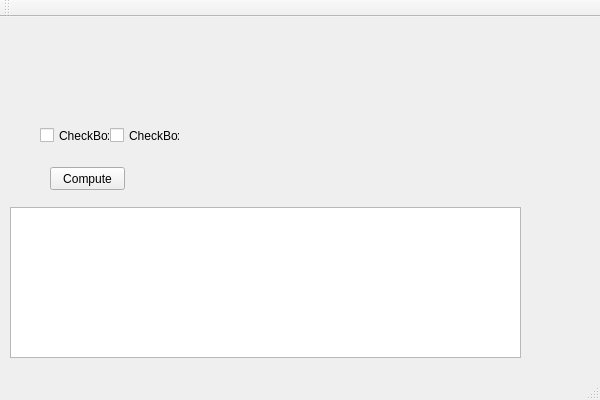
Above: CaseTool/casetool.ui from jellingwei/cs4221-Database-Case-Tool before the change. Below: the same form after it.
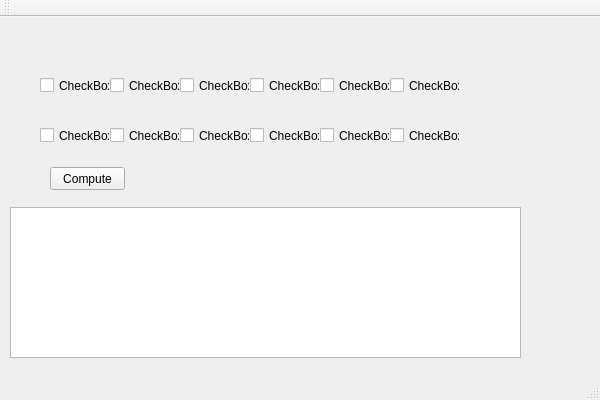
That is the form after the change.

What changed in the file:
```diff
--- a/CaseTool/casetool.ui
+++ b/CaseTool/casetool.ui
@@ -63,6 +63,136 @@
      <string>Compute</string>
     </property>
    </widget>
+   <widget class="QCheckBox" name="checkBox_3">
+    <property name="geometry">
+     <rect>
+      <x>180</x>
+      <y>110</y>
+      <width>70</width>
+      <height>17</height>
+     </rect>
+    </property>
+    <property name="text">
+     <string>CheckBox</string>
+    </property>
+   </widget>
+   <widget class="QCheckBox" name="checkBox_4">
+    <property name="geometry">
+     <rect>
+      <x>250</x>
+      <y>110</y>
+      <width>70</width>
+      <height>17</height>
+     </rect>
+    </property>
+    <property name="text">
+     <string>CheckBox</string>
+    </property>
+   </widget>
+   <widget class="QCheckBox" name="checkBox_5">
+    <property name="geometry">
+     <rect>
+      <x>320</x>
+      <y>110</y>
+      <width>70</width>
+      <height>17</height>
+     </rect>
+    </property>
+    <property name="text">
+     <string>CheckBox</string>
+    </property>
+   </widget>
+   <widget class="QCheckBox" name="checkBox_6">
+    <property name="geometry">
+     <rect>
+      <x>390</x>
+      <y>110</y>
+      <width>70</width>
+      <height>17</height>
+     </rect>
+    </property>
+    <property name="text">
+     <string>CheckBox</string>
+    </property>
+   </widget>
+   <widget class="QCheckBox" name="checkBox_7">
+    <property name="geometry">
+     <rect>
+      <x>250</x>
+      <y>60</y>
+      <width>70</width>
+      <height>17</height>
+     </rect>
+    </property>
+    <property name="text">
+     <string>CheckBox</string>
+    </property>
+   </widget>
+   <widget class="QCheckBox" name="checkBox_8">
+    <property name="geometry">
+     <rect>
+      <x>40</x>
+      <y>60</y>
+      <width>70</width>
+      <height>17</height>
+     </rect>
+    </property>
+    <property name="text">
+     <string>CheckBox</string>
+    </property>
+   </widget>
+   <widget class="QCheckBox" name="checkBox_9">
+    <property name="geometry">
+     <rect>
+      <x>390</x>
+      <y>60</y>
+      <width>70</width>
+      <height>17</height>
+     </rect>
+    </property>
+    <property name="text">
+     <string>CheckBox</string>
+    </property>
+   </widget>
+   <widget class="QCheckBox" name="checkBox_10">
+    <property name="geometry">
+     <rect>
+      <x>110</x>
+      <y>60</y>
+      <width>70</width>
+      <height>17</height>
+     </rect>
+    </property>
+    <property name="text">
+     <string>CheckBox</string>
+    </property>
+   </widget>
+   <widget class="QCheckBox" name="checkBox_11">
+    <property name="geometry">
+     <rect>
+      <x>180</x>
+      <y>60</y>
+      <width>70</width>
+      <height>17</height>
+     </rect>
+    </property>
+    <property name="text">
+     <string>CheckBox</string>
+    </property>
+   </widget>
+   <widget class="QCheckBox" name="checkBox_12">
+    <property name="geometry">
+     <rect>
+      <x>320</x>
+      <y>60</y>
+      <width>70</width>
+      <height>17</height>
+     </rect>
+    </property>
+    <property name="text">
+     <string>CheckBox</string>
+    </property>
+   </widget>
   </widget>
   <widget class="QMenuBar" name="menuBar">
    <property name="geometry">
```
